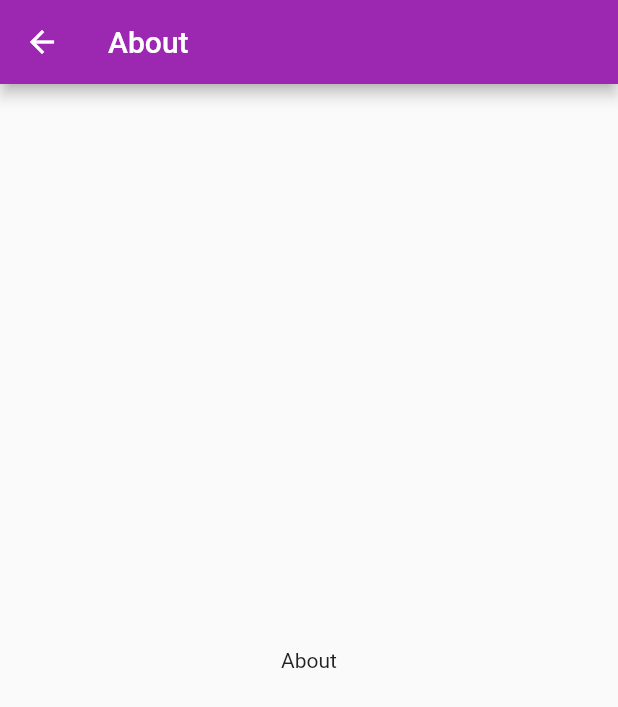
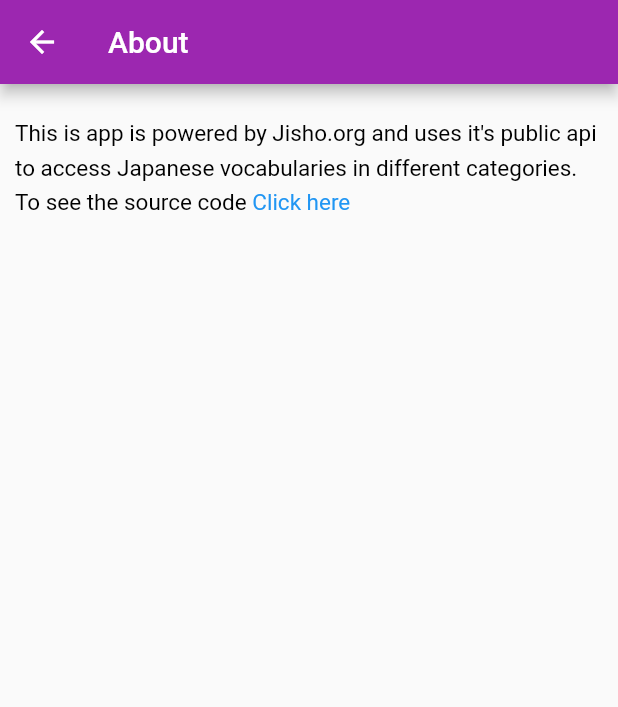
Before and after one commit to ShouShou92410/jpn_quiz, a Flutter app: the AboutPage screen opened directly, on a phone screen of 412 x 824 dp. Shown: the top 707 px of the screen. Run offline on Flutter 3.47's test engine with Material 2 defaults, Android fonts, the light colour scheme and no system bars.

Commit message:
- Add about content

```diff
--- a/lib/AboutPage.dart
+++ b/lib/AboutPage.dart
@@ -1,4 +1,6 @@
+import 'package:flutter/gestures.dart';
 import 'package:flutter/material.dart';
+import 'package:url_launcher/url_launcher.dart';
 
 class AboutPage extends StatelessWidget {
   @override
@@ -8,7 +10,39 @@ class AboutPage extends StatelessWidget {
       appBar: AppBar(
         title: Text('About'),
       ),
-      body: Center(child: Text('About'))
+      body: Container(
+        margin: EdgeInsets.symmetric(horizontal: 10, vertical: 20),
+        child: RichText(
+          text: TextSpan(
+            children: [
+              TextSpan(
+                text:
+                  "This is app is powered by Jisho.org and uses it's public api to access Japanese vocabularies in different categories.\n"
+                  "To see the source code ",
+                style: TextStyle(
+                  color: Colors.black,
+                  fontSize: 15,
+                  height: 1.5
+                )
+              ),
+              TextSpan(
+                text: "Click here",
+                style: TextStyle(
+                  color: Colors.blue,
+                  fontSize: 15,
+                  height: 1.5
+                ),
+                recognizer: TapGestureRecognizer()..onTap = () async {
+                  String url = "https://github.com/ShouShou92410/jpn_quiz";
+                  if (await canLaunch(url)) {
+                    await launch(url);
+                  }
+                }
+              )
+            ]
+          ),
+        )
+      )
     );
   }
 }
--- a/pubspec.yaml
+++ b/pubspec.yaml
@@ -28,6 +28,7 @@ dependencies:
   # Use with the CupertinoIcons class for iOS style icons.
   cupertino_icons: ^1.0.2
   http: ^0.13.3
+  url_launcher: ^6.0.7
 
 dev_dependencies:
   flutter_test:
```
Also changed, not shown: pubspec.lock.
